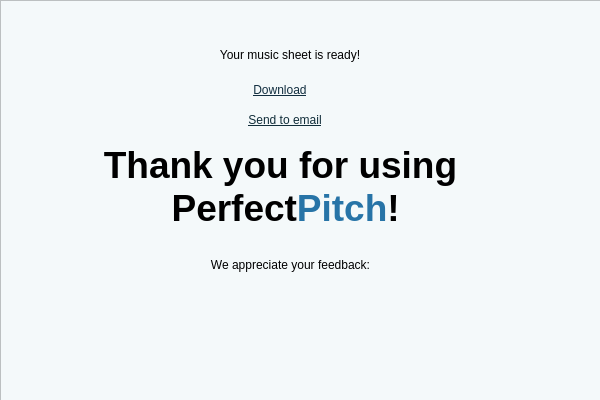
Above: Project/guiPages/endingwindow.ui from AndBarata/Multimedia-Systems before the change. Below: the same form after it.
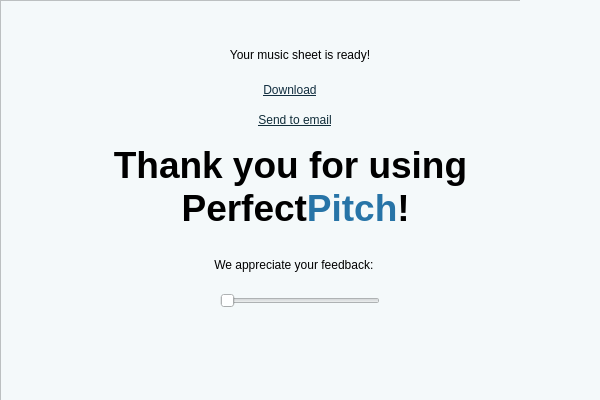
That is the form after the change. Icons and pictures are not drawn.

Commit message: added logo and a slider - endingwindow.ui

```diff
--- a/Project/guiPages/endingwindow.ui
+++ b/Project/guiPages/endingwindow.ui
@@ -37,7 +37,7 @@
    <widget class="QLabel" name="label">
     <property name="geometry">
      <rect>
-      <x>90</x>
+      <x>100</x>
       <y>30</y>
       <width>400</width>
       <height>50</height>
@@ -56,7 +56,7 @@
    <widget class="QLabel" name="download">
     <property name="geometry">
      <rect>
-      <x>230</x>
+      <x>240</x>
       <y>80</y>
       <width>100</width>
       <height>20</height>
@@ -77,7 +77,7 @@
    <widget class="QLabel" name="sendtoemail">
     <property name="geometry">
      <rect>
-      <x>210</x>
+      <x>220</x>
       <y>110</y>
       <width>150</width>
       <height>20</height>
@@ -98,7 +98,7 @@
    <widget class="QTextEdit" name="thanks">
     <property name="geometry">
      <rect>
-      <x>80</x>
+      <x>90</x>
       <y>140</y>
       <width>401</width>
       <height>131</height>
@@ -131,12 +131,50 @@
      <string notr="true">font: 12pt &quot;Segoe UI&quot;;</string>
     </property>
     <property name="text">
-     <string>We appreciate your feedback:</string>
+     <string>  We appreciate your feedback:</string>
     </property>
     <property name="alignment">
      <set>Qt::AlignCenter</set>
     </property>
    </widget>
+   <widget class="QLabel" name="logo">
+    <property name="geometry">
+     <rect>
+      <x>520</x>
+      <y>0</y>
+      <width>81</width>
+      <height>80</height>
+     </rect>
+    </property>
+    <property name="text">
+     <string/>
+    </property>
+    <property name="pixmap">
+     <pixmap>../../LFP/images/images/icon_whiteBackground.png</pixmap>
+    </property>
+    <property name="scaledContents">
+     <bool>true</bool>
+    </property>
+   </widget>
+   <widget class="QSlider" name="star_rating_slider">
+    <property name="geometry">
+     <rect>
+      <x>220</x>
+      <y>290</y>
+      <width>160</width>
+      <height>22</height>
+     </rect>
+    </property>
+    <property name="maximum">
+     <number>5</number>
+    </property>
+    <property name="pageStep">
+     <number>1</number>
+    </property>
+    <property name="orientation">
+     <enum>Qt::Horizontal</enum>
+    </property>
+   </widget>
   </widget>
  </widget>
  <resources/>
```
Left out of the diff: 10 changed lines with no effect on the pictures.
